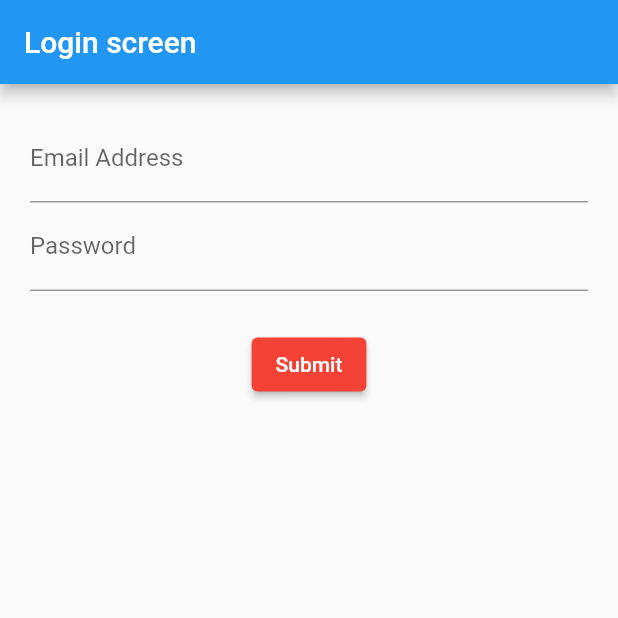
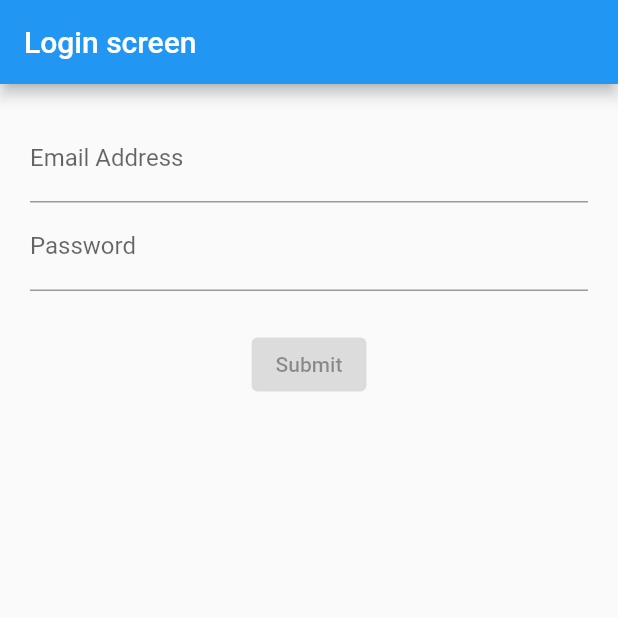
Before and after one commit to javaherisaber/LearnFlutter, a Flutter app: the screen it shows after launch, on a phone screen of 412 x 824 dp, the top half of it. Run offline on Flutter 3.47's test engine with Material 2 defaults, Android fonts, the phone set to English and light mode, and no system bars; our stand-ins replace rxdart.

Commit message:
Use RxDart to combine email and password streams

```diff
--- a/lib/src/login_bloc/blocs/bloc.dart
+++ b/lib/src/login_bloc/blocs/bloc.dart
@@ -1,15 +1,25 @@
 import 'dart:async';
 import 'validators.dart';
+import 'package:rxdart/rxdart.dart';
 
 class Bloc with Validators {
-  final _email = StreamController<String>();
-  final _password = StreamController<String>();
+  final _email = BehaviorSubject<String>();
+  final _password = BehaviorSubject<String>();
 
   Function(String) get changeEmail => _email.sink.add;
   Function(String) get changePassword => _password.sink.add;
 
   Stream<String> get email => _email.stream.transform(validateEmail);
   Stream<String> get password => _password.stream.transform(validatePassword);
+  Stream<bool> get submitValid => Rx.combineLatest2(email, password, (e, p) => true);
+
+  void submit() {
+    final validEmail = _email.value;
+    final validPassword = _email.value;
+    print('Email is $validEmail');
+    print('Password is $validPassword');
+    print('Now you can sign user in!');
+  }
 
   void dispose() {
     _email.close();
--- a/lib/src/login_bloc/screens/login_screen.dart
+++ b/lib/src/login_bloc/screens/login_screen.dart
@@ -14,7 +14,7 @@ class LoginScreen extends StatelessWidget {
           emailField(bloc),
           passwordField(bloc),
           Container(margin: EdgeInsets.only(top: 25)),
-          submitButton(),
+          submitButton(bloc),
         ],
       ),
     );
@@ -54,13 +54,15 @@ class LoginScreen extends StatelessWidget {
     );
   }
 
-  Widget submitButton() {
-    return ElevatedButton(
-      onPressed: () {},
-      child: Text('Submit'),
-      style: ButtonStyle(
-        backgroundColor: MaterialStateProperty.all(Colors.red),
-      ),
+  Widget submitButton(Bloc bloc) {
+    return StreamBuilder(
+      stream: bloc.submitValid,
+      builder: (context, snapshot) {
+        return ElevatedButton(
+          onPressed: snapshot.hasData ? bloc.submit : null,
+          child: Text('Submit'),
+        );
+      },
     );
   }
 }
--- a/pubspec.yaml
+++ b/pubspec.yaml
@@ -29,6 +29,7 @@ dependencies:
   # Use with the CupertinoIcons class for iOS style icons.
   cupertino_icons: ^1.0.2
   http: ^0.13.3
+  rxdart: ^0.27.0
 
 dev_dependencies:
   flutter_test:
```
Also changed, not shown: pubspec.lock.
